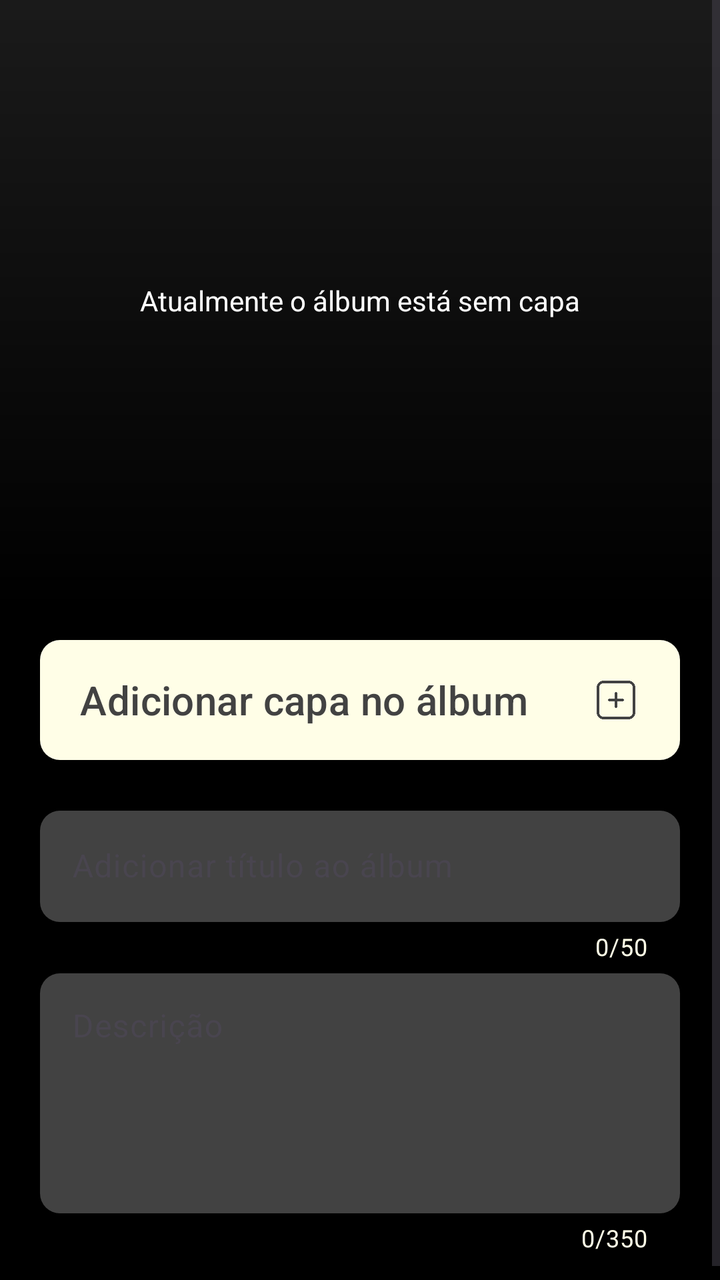
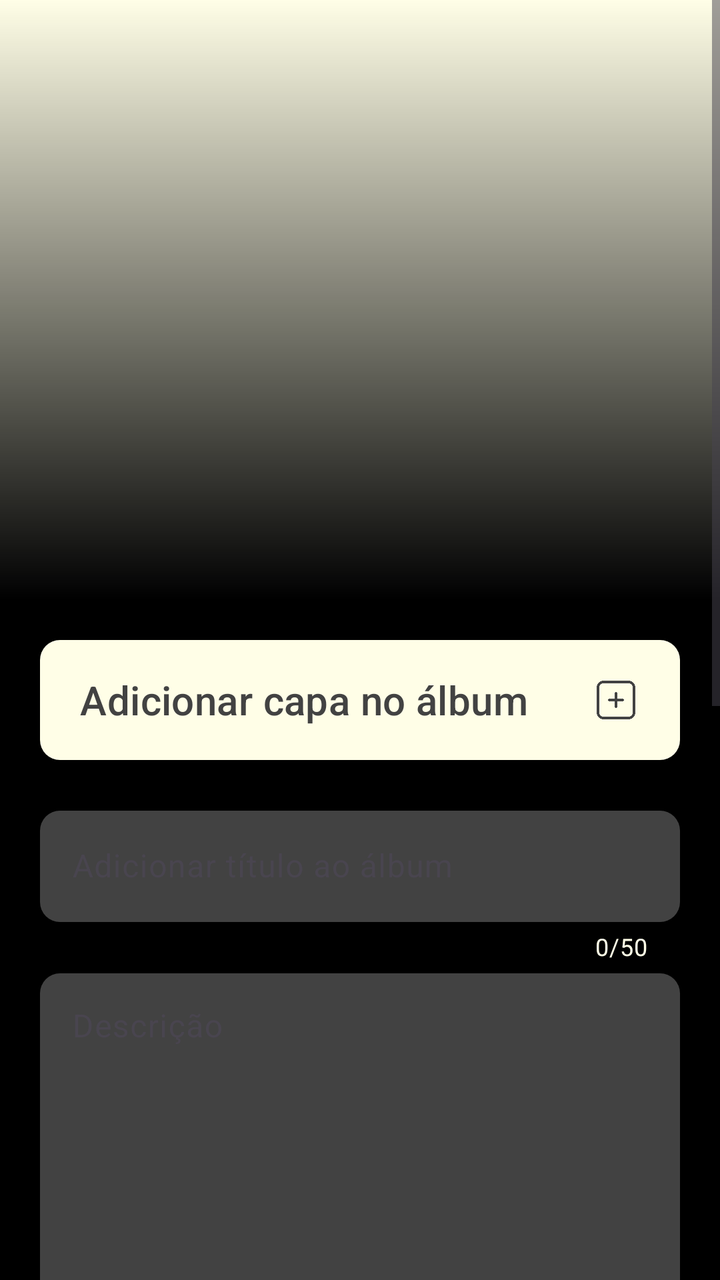

Before-and-after screenshots of an Android layout around one commit, followed by the original layout XML and the change that was made.
<!-- AndroidManifest.xml: application theme Theme.Monaly -->
<!-- res/layout/fragment_create_album.xml -->
<?xml version="1.0" encoding="utf-8"?>
<ScrollView xmlns:android="http://schemas.android.com/apk/res/android"
    xmlns:app="http://schemas.android.com/apk/res-auto"
    xmlns:tools="http://schemas.android.com/tools"
    android:layout_width="match_parent"
    android:layout_height="match_parent"
    android:background="#000000"
    android:fillViewport="true">

    <androidx.constraintlayout.widget.ConstraintLayout
        android:layout_width="match_parent"
        android:layout_height="wrap_content"
        android:paddingBottom="20dp">

        <androidx.constraintlayout.widget.ConstraintLayout
            android:id="@+id/CoverAlbum"
            android:layout_width="match_parent"
            android:layout_height="300dp"
            android:background="#1A1A1A"
            app:layout_constraintEnd_toEndOf="parent"
            app:layout_constraintStart_toStartOf="parent"
            app:layout_constraintTop_toTopOf="parent">

            <ImageView
                android:id="@+id/imageGradientEffect"
                android:layout_width="0dp"
                android:layout_height="0dp"
                app:layout_constraintBottom_toBottomOf="parent"
                app:layout_constraintEnd_toEndOf="parent"
                app:layout_constraintHorizontal_bias="0.0"
                app:layout_constraintStart_toStartOf="parent"
                app:layout_constraintTop_toTopOf="parent"
                app:layout_constraintVertical_bias="0.0"
                app:srcCompat="@drawable/bg_gradient_black" />

            <TextView
                android:id="@+id/CoverPlaceholder"
                android:layout_width="wrap_content"
                android:layout_height="wrap_content"
                android:text="@string/create_album_cover_empty"
                android:textColor="#FFFFFF"
                app:layout_constraintBottom_toBottomOf="parent"
                app:layout_constraintEnd_toEndOf="parent"
                app:layout_constraintStart_toStartOf="parent"
                app:layout_constraintTop_toTopOf="parent"
                app:layout_constraintVertical_chainStyle="packed" />


        </androidx.constraintlayout.widget.ConstraintLayout>

        <com.google.android.material.textfield.TextInputLayout
            android:id="@+id/TitleField"
            android:layout_width="match_parent"
            android:layout_height="wrap_content"
            android:layout_marginStart="20dp"
            android:layout_marginTop="20dp"
            android:layout_marginEnd="20dp"
            app:counterEnabled="true"
            app:counterMaxLength="50"
            app:counterTextColor="@color/bage_neutral"
            app:layout_constraintEnd_toEndOf="parent"
            app:layout_constraintHorizontal_bias="0.0"
            app:layout_constraintStart_toStartOf="parent"
            app:layout_constraintTop_toBottomOf="@+id/buttonCoverAlbum">

            <com.google.android.material.textfield.TextInputEditText
                android:id="@+id/EditTitleField"
                android:layout_width="match_parent"
                android:layout_height="wrap_content"
                android:background="@drawable/drawable_background_button_gray_dark_10_dp"
                android:hint="@string/create_album_hint_title"
                android:maxLength="50"
                android:textColor="@color/gray_medium"
                android:textColorHint="@color/gray_medium"/>

        </com.google.android.material.textfield.TextInputLayout>

        <com.google.android.material.textfield.TextInputLayout
            android:id="@+id/DescriptionField"
            android:layout_width="match_parent"
            android:layout_height="wrap_content"
            android:layout_marginStart="20dp"
            android:layout_marginEnd="20dp"
            app:counterEnabled="true"
            app:counterMaxLength="350"
            app:counterTextColor="@color/bage_neutral"
            app:layout_constraintEnd_toEndOf="parent"
            app:layout_constraintStart_toStartOf="parent"
            app:layout_constraintTop_toBottomOf="@+id/TitleField">

            <com.google.android.material.textfield.TextInputEditText
                android:id="@+id/EditDescriptionField"
                android:layout_width="match_parent"
                android:layout_height="120dp"
                android:background="@drawable/drawable_background_button_gray_dark_10_dp"
                android:gravity="top|start"
                android:hint="@string/create_album_hint_description"
                android:maxLength="350"
                android:textColor="@color/gray_medium"
                android:textColorHint="@color/gray_medium" />

        </com.google.android.material.textfield.TextInputLayout>

        <com.google.android.material.button.MaterialButton
            android:id="@+id/buttonCoverAlbum"
            android:layout_width="0dp"
            android:layout_height="60dp"
            android:layout_marginStart="20dp"
            android:layout_marginTop="20dp"
            android:layout_marginEnd="20dp"
            android:background="@drawable/drawable_background_button_gray_dark_10_dp"
            android:gravity="start|center_vertical"
            android:paddingStart="20dp"
            android:paddingEnd="20dp"
            android:text="@string/create_album_button_add_cover"
            android:textAllCaps="false"
            android:textColor="@color/gray_dark"
            android:textSize="20sp"
            app:backgroundTint="@color/bage_neutral"
            app:icon="@drawable/ic_add_gray_dark"
            app:iconGravity="end"
            app:iconSize="24dp"
            app:iconTint="@null"
            app:layout_constraintEnd_toEndOf="parent"
            app:layout_constraintStart_toStartOf="parent"
            app:layout_constraintTop_toBottomOf="@+id/CoverAlbum" />

    </androidx.constraintlayout.widget.ConstraintLayout>

</ScrollView>
<!-- resources referenced by this layout -->
<resources>
  <color name="bage_neutral">#fffee7</color>
  <color name="gray_dark">#424242</color>
  <color name="gray_medium">#C8C8C8</color>
  <!-- drawable bg_gradient_black (drawable) -->
  <?xml version="1.0" encoding="utf-8"?>
  <shape xmlns:android="http://schemas.android.com/apk/res/android"
  
      android:shape="rectangle">
  
      <gradient
  
          android:angle="90"
          android:startColor="@color/black"
          android:endColor="#00000000"
          android:type="linear"/>
  
  </shape>
  <!-- drawable drawable_background_button_gray_dark_10_dp (drawable) -->
  <?xml version="1.0" encoding="utf-8"?>
  <shape xmlns:android="http://schemas.android.com/apk/res/android">
  
      <corners android:radius="10dp"/>
      <solid android:color="@color/gray_dark"/>
  
  </shape>
  <!-- drawable ic_add_gray_dark: png bitmap (drawable, 1667 bytes) -->
  <string name="create_album_button_add_cover">Adicionar capa no álbum</string>
  <string name="create_album_cover_empty">Atualmente o álbum está sem capa</string>
  <string name="create_album_hint_description">Descrição</string>
  <string name="create_album_hint_title">Adicionar título ao álbum</string>
  <style name="Theme.Monaly" parent="Base.Theme.Monaly" />
  <color name="black">#000000</color>
  <style name="Base.Theme.Monaly" parent="Theme.Material3.DayNight.NoActionBar">
  
          <item name="android:navigationBarColor">@color/black</item>
  
      </style>
</resources>

<!-- the commit's change to res/layout/fragment_create_album.xml (unified diff, before → after) -->
@@ -12,11 +12,44 @@
         android:layout_height="wrap_content"
         android:paddingBottom="20dp">
 
+        <com.google.android.material.button.MaterialButton
+            android:id="@+id/btnSaveAlbum"
+            android:layout_width="0dp"
+            android:layout_height="60dp"
+            android:layout_marginTop="20dp"
+            android:layout_marginEnd="20dp"
+            android:layout_weight="1"
+            android:text="@string/create_album_button_save"
+            android:textAllCaps="false"
+            android:textColor="@color/gray_dark"
+            app:backgroundTint="@color/bage_neutral"
+            android:textSize="18sp"
+            app:cornerRadius="10dp"
+            app:layout_constraintEnd_toEndOf="parent"
+            app:layout_constraintTop_toBottomOf="@+id/switchDownload" />
+
+        <com.google.android.material.button.MaterialButton
+            android:id="@+id/btnAddParticipants"
+            android:layout_width="0dp"
+            android:layout_height="60dp"
+            android:layout_marginStart="20dp"
+            android:layout_marginEnd="20dp"
+            android:layout_weight="1"
+            android:text="@string/create_album_button_add_participants"
+            android:textAllCaps="false"
+            android:textColor="@color/gray_dark"
+            android:textSize="18sp"
+            app:backgroundTint="@color/bage_neutral"
+            app:cornerRadius="10dp"
+            app:layout_constraintEnd_toStartOf="@+id/btnSaveAlbum"
+            app:layout_constraintStart_toStartOf="parent"
+            app:layout_constraintTop_toTopOf="@+id/btnSaveAlbum" />
+
         <androidx.constraintlayout.widget.ConstraintLayout
             android:id="@+id/CoverAlbum"
             android:layout_width="match_parent"
             android:layout_height="300dp"
-            android:background="#1A1A1A"
+            android:background="@color/bage_neutral"
             app:layout_constraintEnd_toEndOf="parent"
             app:layout_constraintStart_toStartOf="parent"
             app:layout_constraintTop_toTopOf="parent">
@@ -33,18 +66,6 @@
                 app:layout_constraintVertical_bias="0.0"
                 app:srcCompat="@drawable/bg_gradient_black" />
 
-            <TextView
-                android:id="@+id/CoverPlaceholder"
-                android:layout_width="wrap_content"
-                android:layout_height="wrap_content"
-                android:text="@string/create_album_cover_empty"
-                android:textColor="#FFFFFF"
-                app:layout_constraintBottom_toBottomOf="parent"
-                app:layout_constraintEnd_toEndOf="parent"
-                app:layout_constraintStart_toStartOf="parent"
-                app:layout_constraintTop_toTopOf="parent"
-                app:layout_constraintVertical_chainStyle="packed" />
-
 
         </androidx.constraintlayout.widget.ConstraintLayout>
 
@@ -70,8 +91,8 @@
                 android:background="@drawable/drawable_background_button_gray_dark_10_dp"
                 android:hint="@string/create_album_hint_title"
                 android:maxLength="50"
-                android:textColor="@color/gray_medium"
-                android:textColorHint="@color/gray_medium"/>
+                android:textColor="@color/bage_neutral"
+                android:textColorHint="@color/bage_neutral"/>
 
         </com.google.android.material.textfield.TextInputLayout>
 
@@ -91,7 +112,7 @@
             <com.google.android.material.textfield.TextInputEditText
                 android:id="@+id/EditDescriptionField"
                 android:layout_width="match_parent"
-                android:layout_height="120dp"
+                android:layout_height="250dp"
                 android:background="@drawable/drawable_background_button_gray_dark_10_dp"
                 android:gravity="top|start"
                 android:hint="@string/create_album_hint_description"
@@ -125,6 +146,97 @@
             app:layout_constraintStart_toStartOf="parent"
             app:layout_constraintTop_toBottomOf="@+id/CoverAlbum" />
 
+        <androidx.cardview.widget.CardView
+            android:id="@+id/cvParticipantsMock"
+            android:layout_width="match_parent"
+            android:layout_height="wrap_content"
+            android:layout_marginStart="20dp"
+            android:layout_marginTop="20dp"
+            android:layout_marginEnd="20dp"
+            app:cardBackgroundColor="#262626"
+            app:cardCornerRadius="10dp"
+            app:cardElevation="0dp"
+            app:layout_constraintEnd_toEndOf="parent"
+            app:layout_constraintStart_toStartOf="parent"
+            app:layout_constraintTop_toBottomOf="@+id/DescriptionField">
+
+            <LinearLayout
+                android:layout_width="match_parent"
+                android:layout_height="wrap_content"
+                android:orientation="vertical"
+                android:padding="30dp">
+
+                <TextView
+                    android:layout_width="wrap_content"
+                    android:layout_height="wrap_content"
+                    android:layout_marginBottom="30dp"
+                    android:text="@string/create_album_participants_title"
+                    android:textColor="@color/bage_neutral"
+                    android:textSize="16sp" />
+
+                <LinearLayout
+                    android:layout_width="match_parent"
+                    android:layout_height="wrap_content"
+                    android:orientation="horizontal">
+
+                    <ImageView
+                        android:layout_width="40dp"
+                        android:layout_height="40dp"
+                        android:layout_marginEnd="15dp"
+                        android:background="@drawable/drawable_background_button_gray_dark_10_dp"
+                        android:src="@drawable/ic_profile_bage_neutral" />
+
+                    <ImageView
+                        android:layout_width="40dp"
+                        android:layout_height="40dp"
+                        android:layout_marginEnd="15dp"
+                        android:background="@drawable/drawable_background_button_gray_dark_10_dp"
+                        android:src="@drawable/ic_profile_bage_neutral" />
+
+                    <TextView
+                        android:layout_width="40dp"
+                        android:layout_height="40dp"
+                        android:background="@drawable/drawable_background_button_gray_dark_10_dp"
+                        android:gravity="center"
+                        android:text="..."
+                        android:textColor="@color/bage_neutral"
+                        android:textSize="18sp"
+                        android:textStyle="bold" />
+
+                </LinearLayout>
+
+            </LinearLayout>
+
+        </androidx.cardview.widget.CardView>
+
+        <com.google.android.material.switchmaterial.SwitchMaterial
+            android:id="@+id/switchPublic"
+            android:layout_width="match_parent"
+            android:layout_height="wrap_content"
+            android:layout_marginStart="40dp"
+            android:layout_marginTop="20dp"
+            android:layout_marginEnd="40dp"
+            android:text="@string/create_album_switch_public"
+            android:textColor="@color/bage_neutral"
+            android:textSize="16sp"
+            app:layout_constraintEnd_toEndOf="parent"
+            app:layout_constraintStart_toStartOf="parent"
+            app:layout_constraintTop_toBottomOf="@+id/cvParticipantsMock" />
+
+        <com.google.android.material.switchmaterial.SwitchMaterial
+            android:id="@+id/switchDownload"
+            android:layout_width="match_parent"
+            android:layout_height="wrap_content"
+            android:layout_marginStart="40dp"
+            android:layout_marginTop="16dp"
+            android:layout_marginEnd="40dp"
+            android:text="@string/create_album_switch_download"
+            android:textColor="@color/bage_neutral"
+            android:textSize="16sp"
+            app:layout_constraintEnd_toEndOf="parent"
+            app:layout_constraintStart_toStartOf="parent"
+            app:layout_constraintTop_toBottomOf="@+id/switchPublic" />
+
     </androidx.constraintlayout.widget.ConstraintLayout>
 
 </ScrollView>
<!-- resource entries referenced after the edit -->
@@ -26,10 +26,15 @@
   
   </shape>
   <!-- drawable ic_add_gray_dark: png bitmap (drawable, 1667 bytes) -->
+  <!-- drawable ic_profile_bage_neutral: png bitmap (drawable, 1723 bytes) -->
   <string name="create_album_button_add_cover">Adicionar capa no álbum</string>
-  <string name="create_album_cover_empty">Atualmente o álbum está sem capa</string>
+  <string name="create_album_button_add_participants">Adicionar participantes</string>
+  <string name="create_album_button_save">Salvar álbum</string>
   <string name="create_album_hint_description">Descrição</string>
   <string name="create_album_hint_title">Adicionar título ao álbum</string>
+  <string name="create_album_participants_title">Participantes</string>
+  <string name="create_album_switch_download">Permitir download de mídias</string>
+  <string name="create_album_switch_public">Álbum público</string>
   <style name="Theme.Monaly" parent="Base.Theme.Monaly" />
   <color name="black">#000000</color>
   <style name="Base.Theme.Monaly" parent="Theme.Material3.DayNight.NoActionBar">
